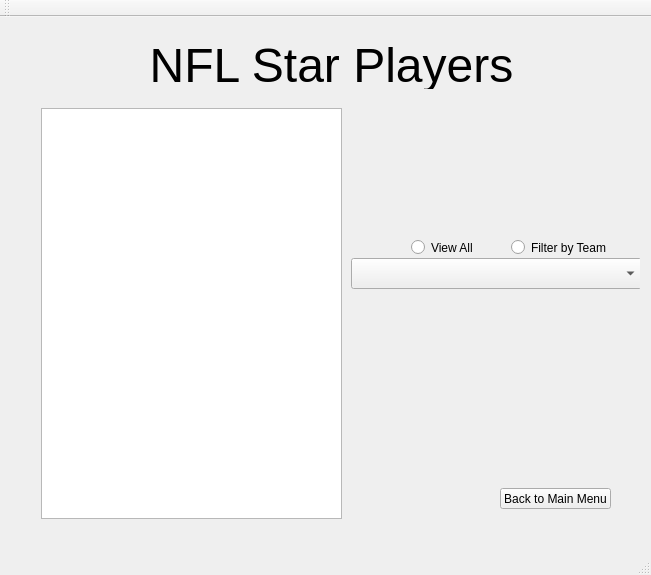
First picture: the form in mainwindow.ui, repository Jesus0342/CS1D-Project-2, before the edit.
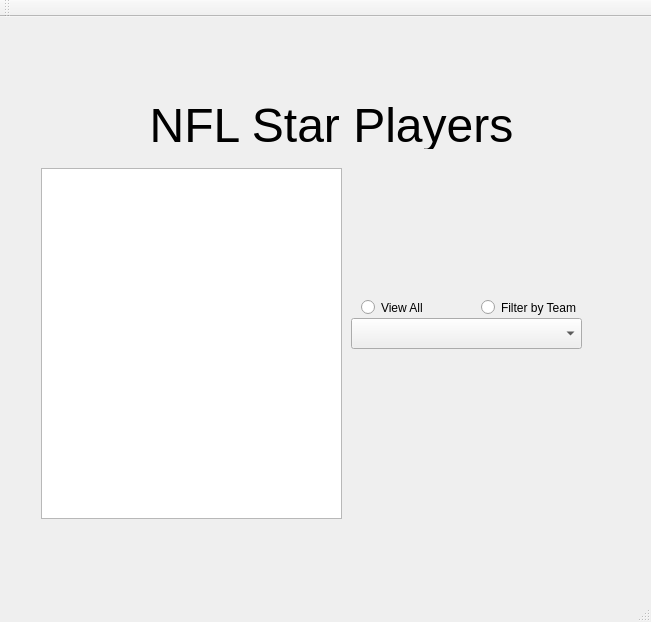
Second picture: the form after the edit. The open tabs and pages were chosen to show the change. Icons and pictures are not drawn.

The edit to the form file:
```diff
--- a/mainwindow.ui
+++ b/mainwindow.ui
@@ -7,7 +7,7 @@
     <x>0</x>
     <y>0</y>
     <width>651</width>
-    <height>575</height>
+    <height>622</height>
    </rect>
   </property>
   <property name="windowTitle">
@@ -607,7 +607,7 @@
         <property name="geometry">
          <rect>
           <x>80</x>
-          <y>10</y>
+          <y>70</y>
           <width>481</width>
           <height>51</height>
          </rect>
@@ -620,9 +620,9 @@
         <property name="geometry">
          <rect>
           <x>30</x>
-          <y>80</y>
+          <y>140</y>
           <width>301</width>
-          <height>411</height>
+          <height>351</height>
          </rect>
         </property>
        </widget>
@@ -630,8 +630,8 @@
         <property name="geometry">
          <rect>
           <x>340</x>
-          <y>230</y>
-          <width>291</width>
+          <y>290</y>
+          <width>231</width>
           <height>31</height>
          </rect>
         </property>
@@ -639,8 +639,8 @@
        <widget class="QRadioButton" name="radioButton_starPlayer_all">
         <property name="geometry">
          <rect>
-          <x>400</x>
-          <y>210</y>
+          <x>350</x>
+          <y>270</y>
           <width>84</width>
           <height>19</height>
          </rect>
@@ -652,8 +652,8 @@
        <widget class="QRadioButton" name="radioButton_starPlayer_filter">
         <property name="geometry">
          <rect>
-          <x>500</x>
-          <y>210</y>
+          <x>470</x>
+          <y>270</y>
           <width>101</width>
           <height>19</height>
          </rect>
@@ -665,14 +665,27 @@
        <widget class="QPushButton" name="pushButton_starPlayers_backMenu">
         <property name="geometry">
          <rect>
-          <x>489</x>
-          <y>460</y>
-          <width>111</width>
-          <height>21</height>
+          <x>10</x>
+          <y>500</y>
+          <width>141</width>
+          <height>41</height>
          </rect>
         </property>
         <property name="text">
-         <string>Back to Main Menu</string>
+         <string/>
+        </property>
+        <property name="icon">
+         <iconset>
+          <normaloff>Resources/back.png</normaloff>Resources/back.png</iconset>
+        </property>
+        <property name="iconSize">
+         <size>
+          <width>100</width>
+          <height>100</height>
+         </size>
+        </property>
+        <property name="flat">
+         <bool>true</bool>
         </property>
        </widget>
       </widget>
```
Left out of the diff: 292 changed lines with no effect on the pictures.
